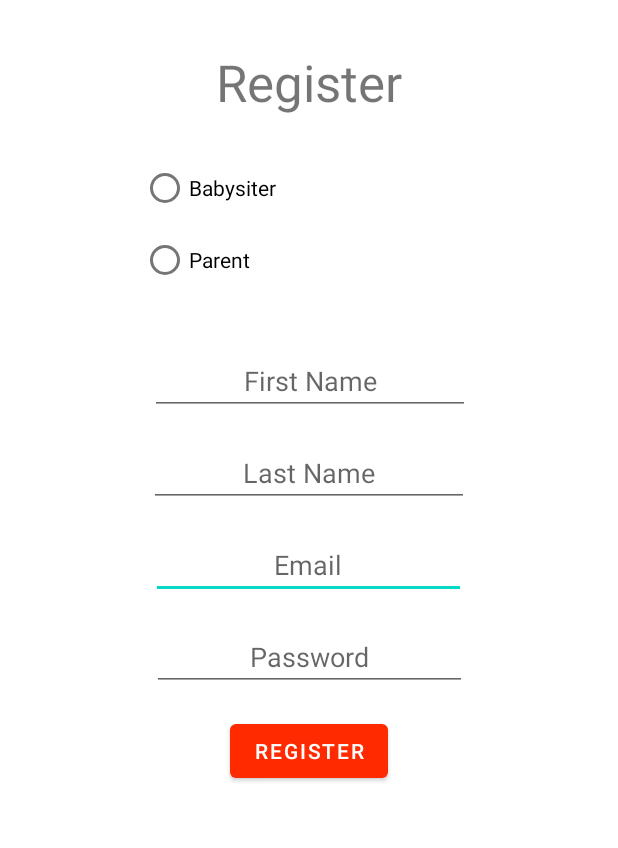
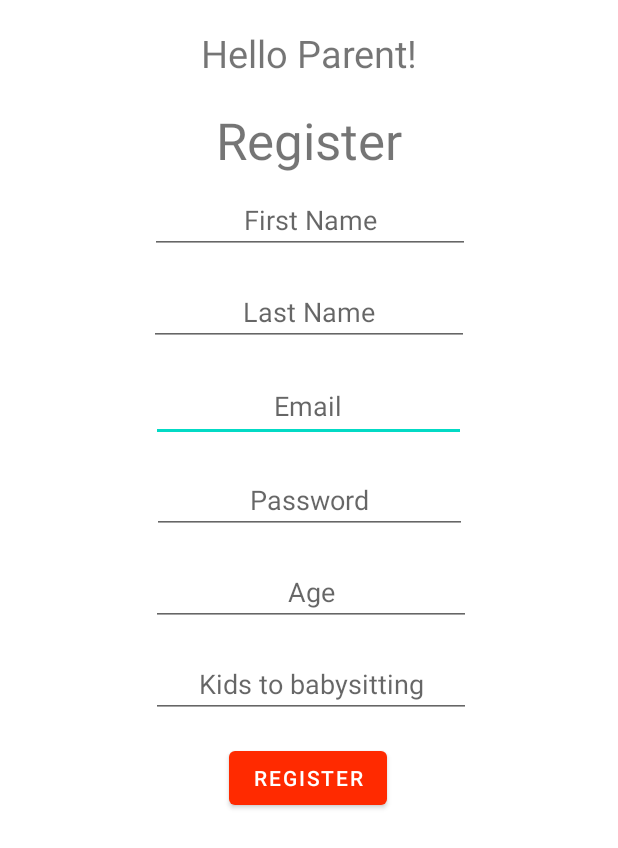
Before and after one commit to Dvirperkin/BabySitBook, an Android app: the layout activity_parent_register.xml on its own in the app's theme, with its tools: preview values and no code run, on a phone screen of 412 x 824 dp. Shown: the top 848 px of the screen. Run offline under Robolectric (Android 15) with nearby library versions, the phone set to English and light mode, and no system bars.

Commit message:
Created: Layouts for parents and babysitter register.
Added:
Attributes for babysitter and parents class.

```diff
--- a/app/src/main/java/com/example/babysitbook/Babysitter.kt
+++ b/app/src/main/java/com/example/babysitbook/Babysitter.kt
@@ -5,7 +5,8 @@ class Babysitter(t_first : String,
                  t_email : String,
                  t_age : Int,
                  t_country : String,
-                 t_city : String) : User {
+                 t_city : String,
+                 t_exp: Int) : User {
 
     override var firstName = t_first
     override var lastName = t_last
@@ -13,4 +14,5 @@ class Babysitter(t_first : String,
     override var age = t_age
     override var country = t_country
     override var city = t_city
+    var exp = t_exp
 }
--- a/app/src/main/java/com/example/babysitbook/Parent.kt
+++ b/app/src/main/java/com/example/babysitbook/Parent.kt
@@ -6,7 +6,8 @@ class Parent(
     override val email: String,
     override val age: Int,
     override val country: String,
-    override val city: String
+    override val city: String,
+    val kids: Int
 ) : User {
 
 }
--- a/app/src/main/res/layout/activity_register.xml
+++ b/app/src/main/res/layout/activity_parent_register.xml
@@ -4,20 +4,31 @@
     xmlns:tools="http://schemas.android.com/tools"
     android:layout_width="match_parent"
     android:layout_height="match_parent"
-    tools:context=".RegisterActivity">
+    tools:context=".ParentRegisterActivity">
+
+    <TextView
+        android:id="@+id/HelloMsg"
+        android:layout_width="wrap_content"
+        android:layout_height="wrap_content"
+        android:layout_marginTop="18dp"
+        android:text="Hello Parent!"
+        android:textSize="25sp"
+        app:layout_constraintEnd_toEndOf="parent"
+        app:layout_constraintStart_toStartOf="parent"
+        app:layout_constraintTop_toTopOf="parent" />
 
     <TextView
         android:id="@+id/textView2"
         android:layout_width="127dp"
         android:layout_height="53dp"
-        android:layout_marginTop="32dp"
+        android:layout_marginTop="18dp"
         android:text="Register"
         android:textAlignment="center"
         android:textSize="34sp"
         app:layout_constraintEnd_toEndOf="parent"
         app:layout_constraintHorizontal_bias="0.5"
         app:layout_constraintStart_toStartOf="parent"
-        app:layout_constraintTop_toTopOf="parent" />
+        app:layout_constraintTop_toBottomOf="@+id/HelloMsg" />
 
     <EditText
         android:id="@+id/Email"
@@ -27,6 +38,7 @@
         android:ems="10"
         android:hint="@string/EMAIL"
         android:inputType="textEmailAddress"
+        android:minHeight="48dp"
         android:textAlignment="center"
         app:layout_constraintEnd_toEndOf="parent"
         app:layout_constraintHorizontal_bias="0.497"
@@ -51,7 +63,6 @@
         android:id="@+id/FirstName"
         android:layout_width="wrap_content"
         android:layout_height="wrap_content"
-        android:layout_marginTop="32dp"
         android:ems="10"
         android:hint="@string/FIRST_NAME"
         android:inputType="textPersonName"
@@ -59,7 +70,7 @@
         app:layout_constraintEnd_toEndOf="parent"
         app:layout_constraintHorizontal_bias="0.505"
         app:layout_constraintStart_toStartOf="parent"
-        app:layout_constraintTop_toBottomOf="@+id/radioGroup" />
+        app:layout_constraintTop_toBottomOf="@+id/textView2" />
 
     <EditText
         android:id="@+id/LastName"
@@ -74,6 +85,34 @@
         app:layout_constraintStart_toStartOf="parent"
         app:layout_constraintTop_toBottomOf="@+id/FirstName" />
 
+    <EditText
+        android:id="@+id/Age"
+        android:layout_width="wrap_content"
+        android:layout_height="wrap_content"
+        android:layout_marginTop="16dp"
+        android:ems="10"
+        android:hint="@string/Age"
+        android:inputType="textPersonName"
+        android:textAlignment="center"
+        app:layout_constraintEnd_toEndOf="parent"
+        app:layout_constraintHorizontal_bias="0.507"
+        app:layout_constraintStart_toStartOf="parent"
+        app:layout_constraintTop_toBottomOf="@+id/Password" />
+
+    <EditText
+        android:id="@+id/Kids"
+        android:layout_width="wrap_content"
+        android:layout_height="wrap_content"
+        android:layout_marginTop="16dp"
+        android:ems="10"
+        android:hint="@string/Kids"
+        android:inputType="textPersonName"
+        android:textAlignment="center"
+        app:layout_constraintEnd_toEndOf="parent"
+        app:layout_constraintHorizontal_bias="0.507"
+        app:layout_constraintStart_toStartOf="parent"
+        app:layout_constraintTop_toBottomOf="@+id/Age" />
+
     <Button
         android:id="@+id/button3"
         android:layout_width="wrap_content"
@@ -82,31 +121,10 @@
         android:onClick="register"
         android:text="@string/REGISTER"
         app:layout_constraintEnd_toEndOf="parent"
+        app:layout_constraintHorizontal_bias="0.498"
         app:layout_constraintStart_toStartOf="parent"
-        app:layout_constraintTop_toBottomOf="@+id/Password" />
-
-    <RadioGroup
-        android:id="@+id/radioGroup"
-        android:layout_width="222dp"
-        android:layout_height="98dp"
-        android:layout_marginTop="16dp"
-        app:layout_constraintEnd_toEndOf="parent"
-        app:layout_constraintHorizontal_bias="0.494"
-        app:layout_constraintStart_toStartOf="parent"
-        app:layout_constraintTop_toBottomOf="@+id/textView2">
+        app:layout_constraintTop_toBottomOf="@+id/Kids" />
 
 
-        <RadioButton
-            android:id="@+id/Babysiter"
-            android:layout_width="match_parent"
-            android:layout_height="wrap_content"
-            android:text="@string/BABYSITER" />
-
-        <RadioButton
-            android:id="@+id/Parent"
-            android:layout_width="match_parent"
-            android:layout_height="wrap_content"
-            android:text="@string/PARENT" />
-    </RadioGroup>
 
 </androidx.constraintlayout.widget.ConstraintLayout>
--- a/app/src/main/res/values/strings.xml
+++ b/app/src/main/res/values/strings.xml
@@ -8,5 +8,7 @@
     <string name="LAST_NAME">Last Name</string>
     <string name="REGISTER">Register</string>
     <string name="LOGIN">Login</string>
-
+    <string name="Years_Of_Experience">Years of experience</string>
+    <string name="Age">Age</string>
+    <string name="Kids">Kids to babysitting</string>
 </resources>
```
Also changed, not shown: app/src/main/AndroidManifest.xml (+11 -3 lines), app/src/main/res/layout/activity_baby_sitter_register.xml (added, +128 -0 lines).
